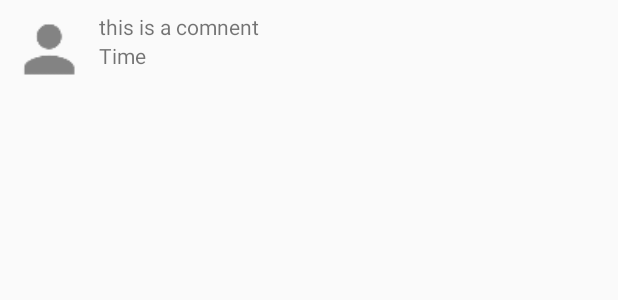
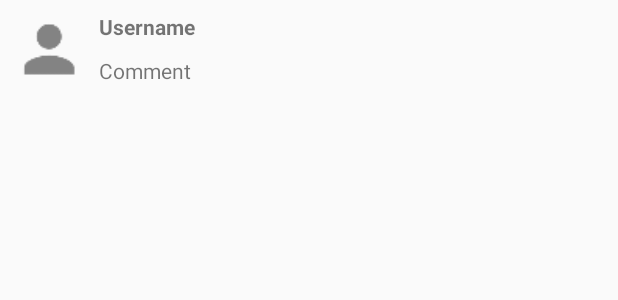
Before and after one commit to Xbobo5530/Fursa, an Android app: the layout comment_list_item.xml on its own in the app's theme, with its tools: preview values and no code run, on a phone screen of 412 x 824 dp. Shown: the top 300 px of the screen. Run offline under Robolectric (Android 15) with nearby library versions, the phone set to English and light mode, and no system bars.

Commit message:
0.3.29 Comments compplete Changes: can post comments, can view comments
Bug:
view post cut the bottom
comments don't show,
padding on main activity frame/bottomnav
app crased after login in with google sign int(works fine with facebook)
when user is not logged in setting fragment on saved and initiating button press return Null
user image on post view is null
empty strings can pass for details

```diff
--- a/app/src/main/java/com/nyayozangu/labs/fursa/AccountActivity.java
+++ b/app/src/main/java/com/nyayozangu/labs/fursa/AccountActivity.java
@@ -309,12 +309,14 @@ public class AccountActivity extends AppCompatActivity {
         //upload successful
         Log.d(TAG, "upload successful");
 
-        //declare downladUri
+        //declare downloadUri
         Uri downloadUri;
         Uri downloadThumbUri;
 
+
+        // TODO: 4/13/18 check crash bug during login without changin anything
         //check if the task is null
-        if (task != null && uploadTaskSnapshot != null) {
+        if (uploadTaskSnapshot != null) {
             //new image uri
             downloadUri = task.getResult().getDownloadUrl();
             downloadThumbUri = uploadTaskSnapshot.getDownloadUrl();
--- a/app/src/main/java/com/nyayozangu/labs/fursa/HomeFragment.java
+++ b/app/src/main/java/com/nyayozangu/labs/fursa/HomeFragment.java
@@ -47,7 +47,6 @@ public class HomeFragment extends Fragment {
     private DocumentSnapshot lastVisiblePost;
 
     private Boolean isFirstPageFirstLoad = true;
-
 
 
     public HomeFragment() {
@@ -129,7 +128,6 @@ public class HomeFragment extends Fragment {
                     //check if an item is added
                     if (doc.getType() == DocumentChange.Type.ADDED) {
                         //a new item/ post is added
-
 
                         //get the post id for likes feature
                         String postId = doc.getDocument().getId();
--- a/app/src/main/res/layout/activity_comments.xml
+++ b/app/src/main/res/layout/activity_comments.xml
@@ -2,6 +2,7 @@
 <android.support.constraint.ConstraintLayout xmlns:android="http://schemas.android.com/apk/res/android"
     xmlns:app="http://schemas.android.com/apk/res-auto"
     xmlns:tools="http://schemas.android.com/tools"
+    android:id="@+id/comment_activity_layout"
     android:layout_width="match_parent"
     android:layout_height="match_parent"
     tools:context="com.nyayozangu.labs.fursa.CommentsActivity">
--- a/app/src/main/res/layout/comment_list_item.xml
+++ b/app/src/main/res/layout/comment_list_item.xml
@@ -8,10 +8,11 @@
         android:id="@+id/commentUserImage"
         android:layout_width="50dp"
         android:layout_height="50dp"
+        android:layout_marginBottom="8dp"
         android:layout_marginStart="8dp"
         android:layout_marginTop="8dp"
         android:src="@drawable/ic_thumb_person"
-        app:layout_constraintBottom_toBottomOf="@+id/commentTimeTextView"
+        app:layout_constraintBottom_toBottomOf="parent"
         app:layout_constraintStart_toStartOf="parent"
         app:layout_constraintTop_toTopOf="parent" />
 
@@ -19,23 +20,25 @@
         android:id="@+id/commentTextView"
         android:layout_width="0dp"
         android:layout_height="wrap_content"
+        android:layout_marginBottom="8dp"
         android:layout_marginEnd="8dp"
         android:layout_marginStart="8dp"
         android:layout_marginTop="8dp"
-        android:text="this is a comnent"
+        android:text="Comment"
+        app:layout_constraintBottom_toBottomOf="parent"
         app:layout_constraintEnd_toEndOf="parent"
+        app:layout_constraintStart_toEndOf="@+id/commentUserImage"
+        app:layout_constraintTop_toBottomOf="@+id/commentUsernameTextView" />
+
+    <TextView
+        android:id="@+id/commentUsernameTextView"
+        android:layout_width="wrap_content"
+        android:layout_height="0dp"
+        android:layout_marginStart="8dp"
+        android:layout_marginTop="8dp"
+        android:text="Username"
+        android:textStyle="bold"
         app:layout_constraintStart_toEndOf="@+id/commentUserImage"
         app:layout_constraintTop_toTopOf="parent" />
 
-    <TextView
-        android:id="@+id/commentTimeTextView"
-        android:layout_width="wrap_content"
-        android:layout_height="0dp"
-        android:layout_marginBottom="8dp"
-        android:layout_marginStart="8dp"
-        android:text="Time"
-        app:layout_constraintBottom_toBottomOf="parent"
-        app:layout_constraintStart_toEndOf="@+id/commentUserImage"
-        app:layout_constraintTop_toBottomOf="@+id/commentTextView" />
-
 </android.support.constraint.ConstraintLayout>
```
Also changed, not shown: app/src/main/java/com/nyayozangu/labs/fursa/CommentsActivity.java (+49 -134 lines), app/src/main/java/com/nyayozangu/labs/fursa/CommentsRecyclerAdapter.java (+52 -30 lines).
